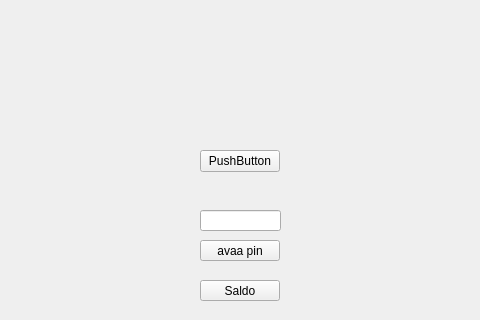
Before: the Qt Designer form bankautomat/mainwindow.ui in AJHosuja/BankAutomat, drawn with Qt 5; both pictures show x 230 to 710 and y 280 to 600 of the 950 by 600 pixel window.
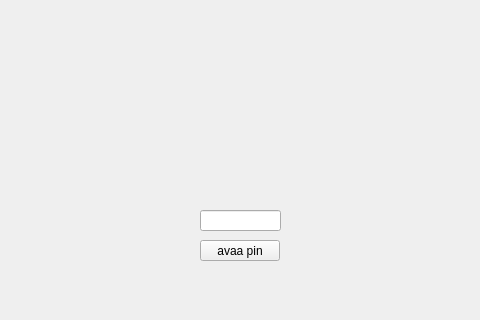
After: the same form once the commit is applied.

Commit message: Saldo käyttöliittymän päivityksiä

Patch:
```diff
--- a/bankautomat/mainwindow.ui
+++ b/bankautomat/mainwindow.ui
@@ -37,32 +37,6 @@
      </rect>
     </property>
    </widget>
-   <widget class="QPushButton" name="avaakayt">
-    <property name="geometry">
-     <rect>
-      <x>430</x>
-      <y>430</y>
-      <width>80</width>
-      <height>22</height>
-     </rect>
-    </property>
-    <property name="text">
-     <string>PushButton</string>
-    </property>
-   </widget>
-   <widget class="QPushButton" name="SaldoButton">
-    <property name="geometry">
-     <rect>
-      <x>430</x>
-      <y>560</y>
-      <width>80</width>
-      <height>21</height>
-     </rect>
-    </property>
-    <property name="text">
-     <string>Saldo</string>
-    </property>
-   </widget>
   </widget>
  </widget>
  <resources/>
```
The commit also changes 39 other files.
